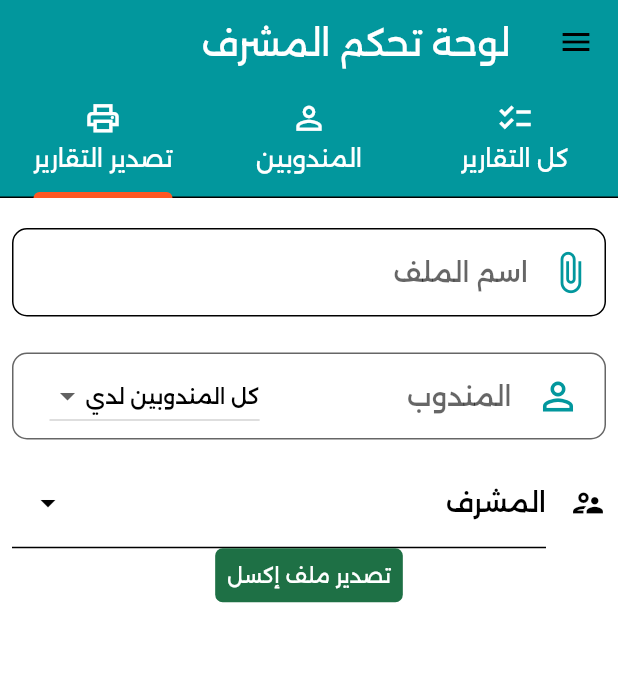
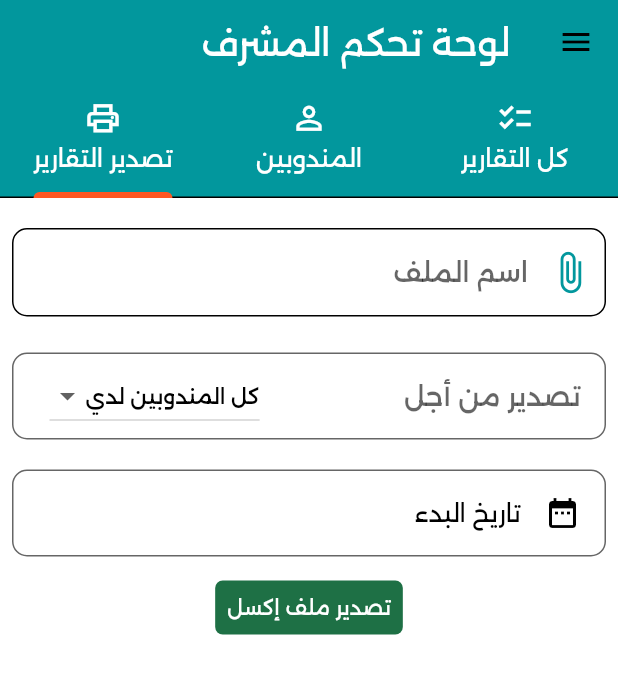
Before and after one commit to abd-Mohsen/Lelia-app, a Flutter app: the SupervisorView screen opened directly, tab 3 chosen, on a phone screen of 412 x 824 dp. Shown: the top 674 px of the screen. Run offline on Flutter 3.47's test engine with Material 3 defaults, Android fonts, the phone set to English and light mode, and no system bars; drawn by our look-alikes of dropdown_search; our stand-ins replace carousel_slider, dotted_border, flutter_spinkit, geolocator, get, get_storage and 6 more; missing offline and left inert: flutter_osm_plugin; accounts and stored records are empty; network calls fail.

Commit message:
added select subordinate and select from-date to export tab

```diff
--- a/lib/views/components/custom_dropdown.dart
+++ b/lib/views/components/custom_dropdown.dart
@@ -3,14 +3,14 @@ import 'package:flutter/material.dart';
 class CustomDropdown extends StatelessWidget {
   const CustomDropdown({
     super.key,
-    required this.icon,
+    this.icon,
     required this.title,
     required this.items,
     required this.onSelect,
     required this.selectedValue,
   });
 
-  final IconData icon;
+  final IconData? icon;
   final String title;
   final String selectedValue;
   final List<String> items;
@@ -23,11 +23,13 @@ class CustomDropdown extends StatelessWidget {
     return Padding(
       padding: const EdgeInsets.symmetric(vertical: 12.0),
       child: ListTile(
-        leading: Icon(
-          icon,
-          size: 30,
-          color: cs.primary,
-        ),
+        leading: icon != null
+            ? Icon(
+                icon,
+                size: 30,
+                color: cs.primary,
+              )
+            : null,
         title: Text(
           title,
           style: tt.titleMedium!.copyWith(color: cs.onBackground.withOpacity(0.6), overflow: TextOverflow.ellipsis),
--- a/lib/views/supervisor_view.dart
+++ b/lib/views/supervisor_view.dart
@@ -102,6 +102,7 @@ class SupervisorView extends StatelessWidget {
                   key: con.dataFormKey,
                   child: Padding(
                     padding: const EdgeInsets.all(8.0),
+                    child: SingleChildScrollView(
                       child: Column(
                         children: [
                           CustomField(
@@ -114,22 +115,24 @@ class SupervisorView extends StatelessWidget {
                             },
                           ),
                           CustomDropdown(
-                          icon: Icons.person_outline,
-                          title: "المندوب",
+                            //icon: Icons.person_outline,
+                            title: "تصدير من أجل",
                             items: const [
                               "كل المندوبين لدي",
                               "مندوب محدد",
                             ],
                             onSelect: (String? newVal) {
-                            //con.setSize(newVal!);
+                              con.setGenerateFor(newVal!);
                             },
-                          selectedValue: "كل المندوبين لدي",
+                            selectedValue: con.generateFor,
                           ),
                           Visibility(
-                          visible: true,
+                            visible: con.generateFor == "مندوب محدد",
+                            child: Padding(
+                              padding: const EdgeInsets.symmetric(vertical: 12.0),
                               child: DropdownSearch<UserModel>(
                                 validator: (user) {
-                              //if (user == null && con.roleINEnglish == "salesman") return "الرجاء اختيار مندوب";
+                                  if (user == null && con.generateFor == "مندوب محدد") return "الرجاء اختيار مندوب";
                                   return null;
                                 },
                                 popupProps: PopupProps.menu(
@@ -137,7 +140,7 @@ class SupervisorView extends StatelessWidget {
                                   searchFieldProps: TextFieldProps(
                                     decoration: InputDecoration(
                                       fillColor: Colors.white70,
-                                  hintText: "اسم المشرف",
+                                      hintText: "اسم المندوب",
                                       prefix: Padding(
                                         padding: const EdgeInsets.all(4),
                                         child: Icon(Icons.search, color: cs.onSurface),
@@ -147,26 +150,52 @@ class SupervisorView extends StatelessWidget {
                                 ),
                                 dropdownDecoratorProps: DropDownDecoratorProps(
                                   dropdownSearchDecoration: InputDecoration(
-                                labelText: "المشرف".tr,
+                                    labelText: "اسم المندوب",
                                     labelStyle: tt.titleMedium!.copyWith(color: cs.onBackground),
-                                hintText: "اختر اسم المشرف".tr,
-                                icon: Icon(
-                                  Icons.supervisor_account_outlined,
-                                  color: cs.onBackground,
-                                ),
+                                    //hintText: "اختر اسم المندوب".tr,
+                                    // icon: Icon(
+                                    //   Icons.text,
+                                    //   color: cs.onBackground,
+                                    // ),
+                                    border: OutlineInputBorder(borderRadius: BorderRadius.circular(10)),
                                   ),
                                 ),
                                 items: con.subordinates,
                                 itemAsString: (UserModel user) => user.userName,
                                 onChanged: (UserModel? user) async {
                                   //con.setSupervisor(user!);
-                              await Future.delayed(Duration(milliseconds: 1000));
+                                  await Future.delayed(const Duration(milliseconds: 1000));
                                   if (con.buttonPressed) con.dataFormKey.currentState!.validate();
                                 },
                                 //enabled: !con.enabled,
                               ),
                             ),
-                        GestureDetector(
+                          ),
+                          Padding(
+                            padding: const EdgeInsets.symmetric(vertical: 8.0),
+                            child: ListTile(
+                              onTap: () async {
+                                DateTime? newDate = await showDatePicker(
+                                  context: context,
+                                  initialDate: DateTime.now(),
+                                  firstDate: DateTime(2002),
+                                  lastDate: DateTime.now(),
+                                  currentDate: con.fromDate,
+                                );
+                                con.setFromDate(newDate!);
+                              },
+                              title: Text("تاريخ البدء"),
+                              leading: Icon(Icons.date_range),
+                              trailing: Text(con.fromDate?.toIso8601String() ?? ""),
+                              shape: RoundedRectangleBorder(
+                                side: BorderSide(width: 1, color: cs.onBackground.withOpacity(0.6)),
+                                borderRadius: BorderRadius.circular(10),
+                              ),
+                            ),
+                          ),
+                          Padding(
+                            padding: const EdgeInsets.all(8.0),
+                            child: GestureDetector(
                               onTap: () {
                                 con.export();
                               },
@@ -176,15 +205,17 @@ class SupervisorView extends StatelessWidget {
                                     color: const Color(0xFF1E7045),
                                     borderRadius: BorderRadius.circular(5),
                                   ),
-                              child: Center(
+                                  child: const Center(
                                       child: Padding(
-                                padding: const EdgeInsets.all(8.0),
+                                    padding: EdgeInsets.all(8.0),
                                     child: Text("تصدير ملف إكسل"),
                                   )),
                                 ),
                               ),
+                            ),
                           )
                         ],
+                      ),
                     ),
                   ),
                 )
```
Also changed, not shown: lib/controllers/supervisor_controller.dart (+21 -3 lines). Lines whose indentation alone changed are shown as unchanged.
